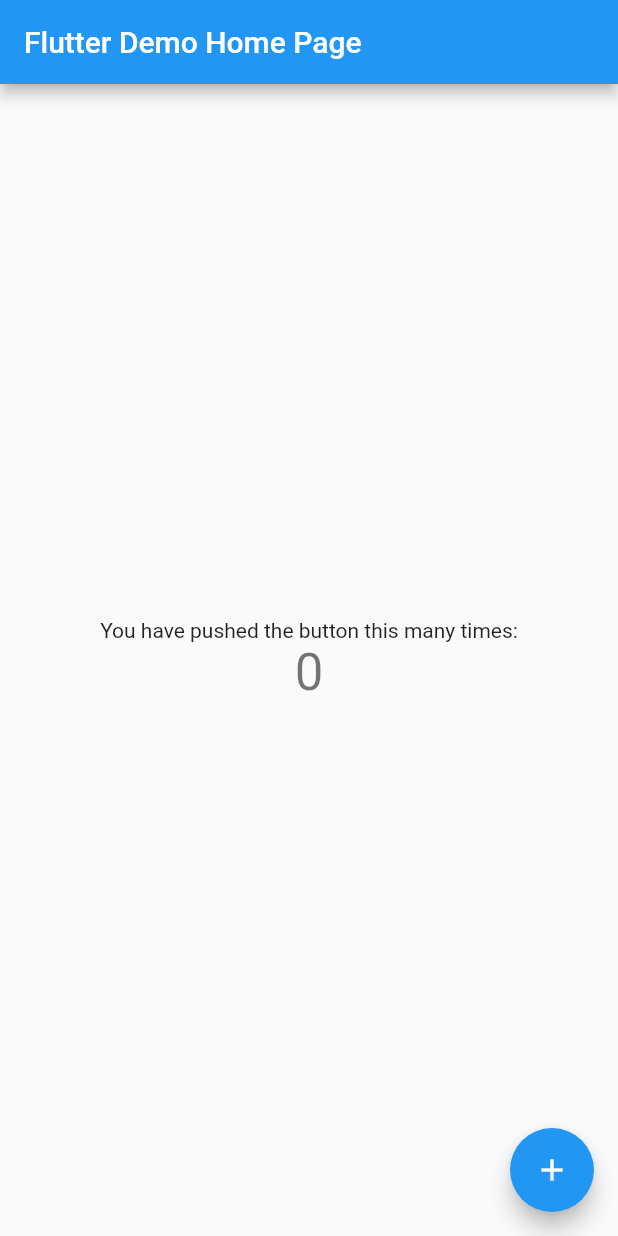
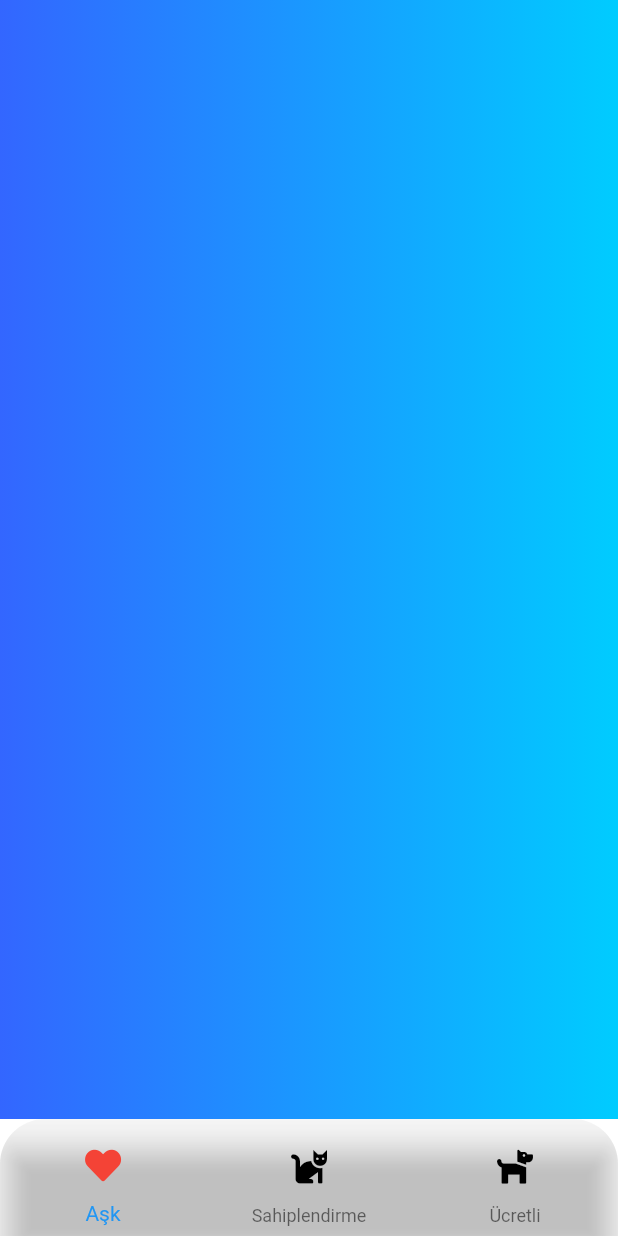
Before and after one commit to emren/speed_prototyping, a Flutter app: the screen it shows after launch, on a phone screen of 412 x 824 dp. Run offline on Flutter 3.47's test engine with Material 2 defaults, Android fonts, the phone set to English and light mode, and no system bars; our stand-ins replace font_awesome_flutter, google_fonts.

Commit message:
feat: home page with navigation provider created

```diff
--- /dev/null
+++ b/lib/core/providers/navigation_provider.dart
@@ -0,0 +1,15 @@
+
+
+import 'package:flutter/material.dart';
+
+
+class NavigationProvider extends ChangeNotifier {
+  int _currentIndex = 0;
+
+  int get currentIndex => _currentIndex;
+
+  set currentIndex(int index) {
+    _currentIndex = index;
+    notifyListeners();
+  }
+}
--- a/lib/main.dart
+++ b/lib/main.dart
@@ -1,4 +1,8 @@
 import 'package:flutter/material.dart';
+import 'package:provider/provider.dart';
+import 'package:speed_prototyping/ui/home.dart';
+
+import 'core/providers/navigation_provider.dart';
 
 void main() {
   runApp(MyApp());
@@ -8,7 +12,14 @@
   // This widget is the root of your application.
   @override
   Widget build(BuildContext context) {
-    return MaterialApp(
+    return MultiProvider(
+      providers: [
+        ChangeNotifierProvider(
+          create: (context) => NavigationProvider(),
+        ),
+      ],
+      child: MaterialApp(
+        debugShowCheckedModeBanner: false,
         title: 'Flutter Demo',
         theme: ThemeData(
           // This is the theme of your application.
@@ -22,92 +33,8 @@
           // is not restarted.
           primarySwatch: Colors.blue,
         ),
-      home: MyHomePage(title: 'Flutter Demo Home Page'),
+        home: HomePage(),
+      ),
     );
   }
 }
-
-class MyHomePage extends StatefulWidget {
-  MyHomePage({Key? key, required this.title}) : super(key: key);
-
-  // This widget is the home page of your application. It is stateful, meaning
-  // that it has a State object (defined below) that contains fields that affect
-  // how it looks.
-
-  // This class is the configuration for the state. It holds the values (in this
-  // case the title) provided by the parent (in this case the App widget) and
-  // used by the build method of the State. Fields in a Widget subclass are
-  // always marked "final".
-
-  final String title;
-
-  @override
-  _MyHomePageState createState() => _MyHomePageState();
-}
-
-class _MyHomePageState extends State<MyHomePage> {
-  int _counter = 0;
-
-  void _incrementCounter() {
-    setState(() {
-      // This call to setState tells the Flutter framework that something has
-      // changed in this State, which causes it to rerun the build method below
-      // so that the display can reflect the updated values. If we changed
-      // _counter without calling setState(), then the build method would not be
-      // called again, and so nothing would appear to happen.
-      _counter++;
-    });
-  }
-
-  @override
-  Widget build(BuildContext context) {
-    // This method is rerun every time setState is called, for instance as done
-    // by the _incrementCounter method above.
-    //
-    // The Flutter framework has been optimized to make rerunning build methods
-    // fast, so that you can just rebuild anything that needs updating rather
-    // than having to individually change instances of widgets.
-    return Scaffold(
-      appBar: AppBar(
-        // Here we take the value from the MyHomePage object that was created by
-        // the App.build method, and use it to set our appbar title.
-        title: Text(widget.title),
-      ),
-      body: Center(
-        // Center is a layout widget. It takes a single child and positions it
-        // in the middle of the parent.
-        child: Column(
-          // Column is also a layout widget. It takes a list of children and
-          // arranges them vertically. By default, it sizes itself to fit its
-          // children horizontally, and tries to be as tall as its parent.
-          //
-          // Invoke "debug painting" (press "p" in the console, choose the
-          // "Toggle Debug Paint" action from the Flutter Inspector in Android
-          // Studio, or the "Toggle Debug Paint" command in Visual Studio Code)
-          // to see the wireframe for each widget.
-          //
-          // Column has various properties to control how it sizes itself and
-          // how it positions its children. Here we use mainAxisAlignment to
-          // center the children vertically; the main axis here is the vertical
-          // axis because Columns are vertical (the cross axis would be
-          // horizontal).
-          mainAxisAlignment: MainAxisAlignment.center,
-          children: <Widget>[
-            Text(
-              'You have pushed the button this many times:',
-            ),
-            Text(
-              '$_counter',
-              style: Theme.of(context).textTheme.headline4,
-            ),
-          ],
-        ),
-      ),
-      floatingActionButton: FloatingActionButton(
-        onPressed: _incrementCounter,
-        tooltip: 'Increment',
-        child: Icon(Icons.add),
-      ), // This trailing comma makes auto-formatting nicer for build methods.
-    );
-  }
-}
--- /dev/null
+++ b/lib/ui/home.dart
@@ -0,0 +1,110 @@
+import 'package:flutter/material.dart';
+import 'package:font_awesome_flutter/font_awesome_flutter.dart';
+import 'package:google_fonts/google_fonts.dart';
+import 'package:provider/provider.dart';
+import 'package:speed_prototyping/core/providers/navigation_provider.dart';
+import 'package:speed_prototyping/ui/pages/initial_page.dart';
+
+class HomePage extends StatefulWidget {
+  @override
+  _HomePageState createState() => _HomePageState();
+}
+
+class _HomePageState extends State<HomePage> {
+  final List<Widget> _children = [
+    InitialPage(),
+    InitialPage(),
+    InitialPage(),
+  ];
+
+  @override
+  Widget build(BuildContext context) {
+    var navigationProvider = Provider.of<NavigationProvider>(context);
+    return Scaffold(
+      backgroundColor: Colors.white,
+      body: Container(
+        width: MediaQuery.of(context).size.width,
+        height: double.infinity,
+        decoration: BoxDecoration(
+          gradient: LinearGradient(
+              colors: [
+                const Color(0xFF3366FF),
+                const Color(0xFF00CCFF),
+              ],
+              begin: const FractionalOffset(0.0, 0.0),
+              end: const FractionalOffset(1.0, 0.0),
+              stops: [0.0, 1.0],
+              tileMode: TileMode.clamp),
+        ),
+        child: SafeArea(
+          child: _children[navigationProvider.currentIndex],
+        ),
+      ),
+      bottomNavigationBar: ClipRRect(
+        borderRadius: BorderRadius.only(
+            topLeft: Radius.circular(30), topRight: Radius.circular(30)),
+        child: BottomNavigationBar(
+          backgroundColor: Colors.white10,
+          onTap: (index) => navigationProvider.currentIndex = index,
+          currentIndex: navigationProvider.currentIndex,
+          items: [
+            BottomNavigationBarItem(
+              icon: IconButton(
+                icon: navigationProvider.currentIndex == 0
+                    ? FaIcon(
+                        FontAwesomeIcons.solidHeart,
+                        color: Colors.red,
+                      )
+                    : FaIcon(
+                        FontAwesomeIcons.solidHeart,
+                        color: Colors.black,
+                      ),
+                onPressed: () {
+                  navigationProvider.currentIndex = 0;
+                },
+              ),
+              title:
+                  Text('Aşk', style: GoogleFonts.raleway(color: Colors.black)),
+            ),
+            BottomNavigationBarItem(
+              icon: IconButton(
+                icon: navigationProvider.currentIndex == 1
+                    ? FaIcon(
+                        FontAwesomeIcons.cat,
+                        color: Colors.red,
+                      )
+                    : FaIcon(
+                        FontAwesomeIcons.cat,
+                        color: Colors.black,
+                      ),
+                onPressed: () {
+                  navigationProvider.currentIndex = 1;
+                },
+              ),
+              title: Text('Sahiplendirme',
+                  style: GoogleFonts.raleway(color: Colors.black)),
+            ),
+            BottomNavigationBarItem(
+              icon: IconButton(
+                icon: navigationProvider.currentIndex == 2
+                    ? FaIcon(
+                        FontAwesomeIcons.dog,
+                        color: Colors.red,
+                      )
+                    : FaIcon(
+                        FontAwesomeIcons.dog,
+                        color: Colors.black,
+                      ),
+                onPressed: () {
+                  navigationProvider.currentIndex = 2;
+                },
+              ),
+              title: Text('Ücretli',
+                  style: GoogleFonts.raleway(color: Colors.black)),
+            ),
+          ],
+        ),
+      ),
+    );
+  }
+}
--- /dev/null
+++ b/lib/ui/pages/initial_page.dart
@@ -0,0 +1,17 @@
+import 'package:flutter/material.dart';
+import 'package:provider/provider.dart';
+import 'package:speed_prototyping/core/providers/navigation_provider.dart';
+
+
+class InitialPage extends StatelessWidget {
+  @override
+  Widget build(BuildContext context) {
+    var navigationProvider = Provider.of<NavigationProvider>(context);
+    return Column(
+      children: [
+        // MainRow( page: navigationProvider.currentIndex,),
+        // MenuList(),
+      ],
+    );
+  }
+}
--- /dev/null
+++ b/lib/ui/pages/initial_page_components.dart
@@ -0,0 +1,13 @@
+import 'package:flutter/material.dart';
+
+class MainRow extends StatelessWidget {
+  const MainRow({Key? key}) : super(key: key);
+
+  @override
+  Widget build(BuildContext context) {
+    return Container(
+
+
+    );
+  }
+}
--- a/pubspec.yaml
+++ b/pubspec.yaml
@@ -23,6 +23,9 @@
 dependencies:
   flutter:
     sdk: flutter
+  provider:
+  font_awesome_flutter:
+  google_fonts:
 
 
   # The following adds the Cupertino Icons font to your application.
```
Also changed, not shown: pubspec.lock, 5 other files. Lines whose indentation alone changed are shown as unchanged.
